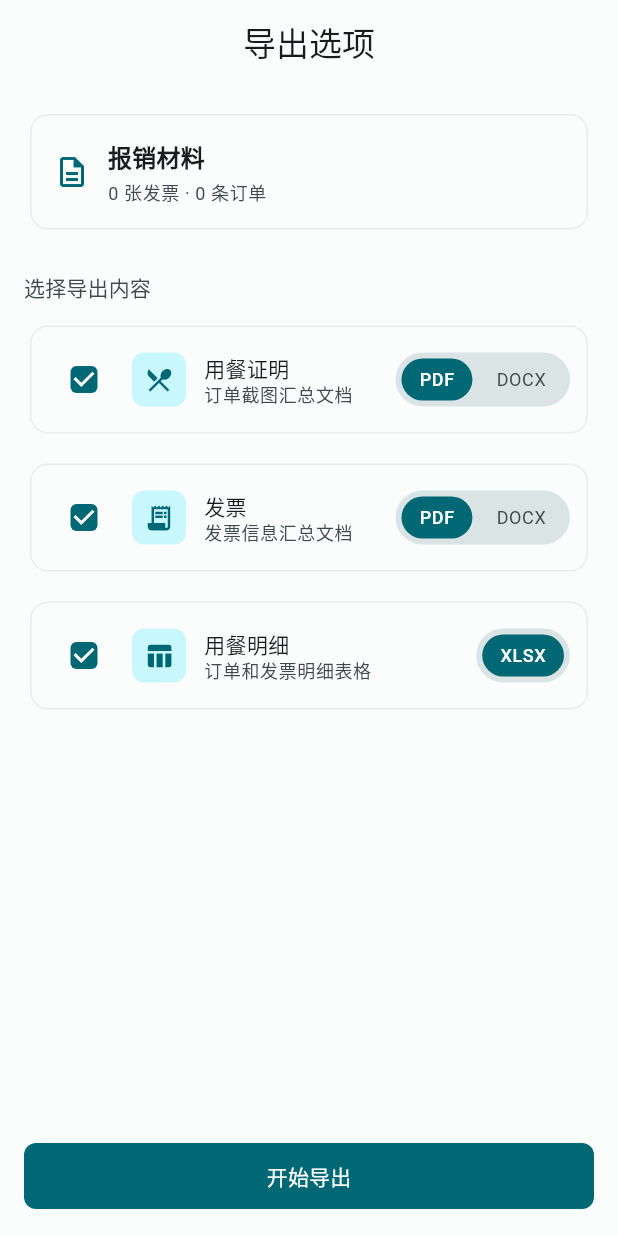
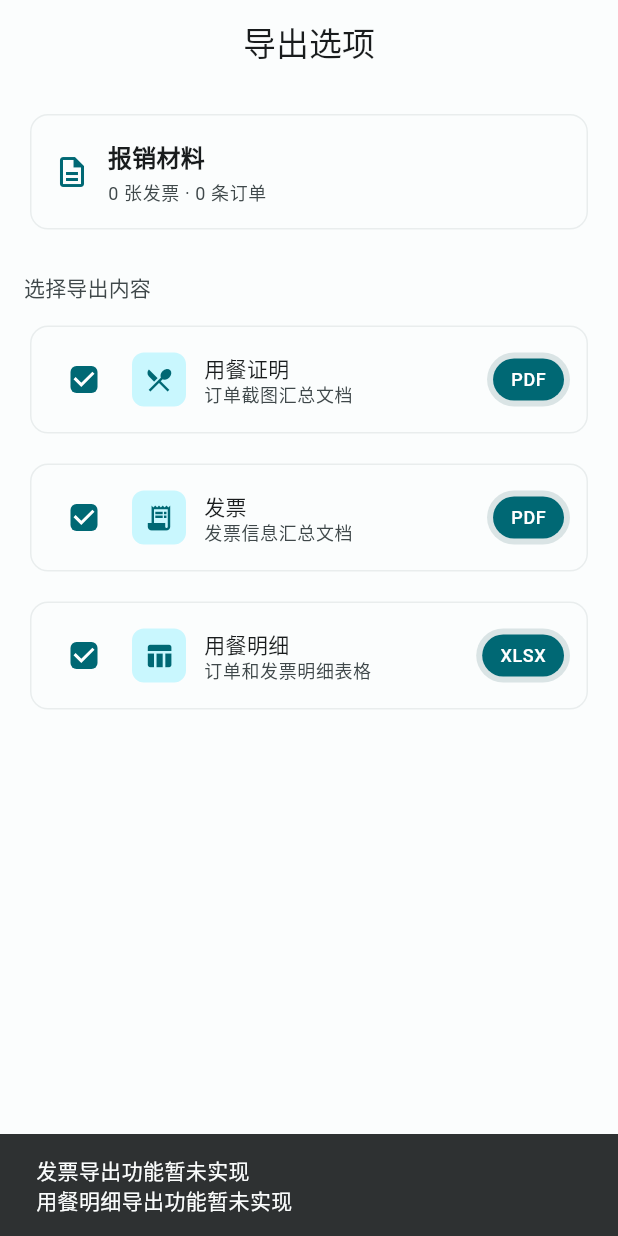
Before and after one commit to AccAutomaton/ReceiptTamer, a Flutter app: the ExportOptionsScreen screen opened by its route, after a tap on "开始导出", on a phone screen of 412 x 824 dp. Run offline on Flutter 3.47's test engine with Material 3 defaults, Android fonts, the phone set to English and light mode, and no system bars; our stand-ins replace easy_refresh, file_picker, flutter_riverpod, freezed_annotation, go_router, image_picker and 3 more; missing offline and left inert: syncfusion_flutter_pdf, syncfusion_flutter_pdfviewer; accounts and stored records are empty.

Commit message:
用餐证明导出PDF

```diff
--- /dev/null
+++ b/lib/data/models/meal_proof_item.dart
@@ -0,0 +1,71 @@
+import 'package:freezed_annotation/freezed_annotation.dart';
+
+import 'invoice.dart';
+import 'order.dart';
+
+part 'meal_proof_item.freezed.dart';
+part 'meal_proof_item.g.dart';
+
+/// Meal proof item for export
+/// Represents a single meal record with associated invoice information
+@freezed
+abstract class MealProofItem with _$MealProofItem {
+  const factory MealProofItem({
+    required Order order,
+    required Invoice invoice,
+    @Default(0.0) double proratedInvoiceAmount,
+    @Default(0.0) double totalInvoiceAmount,
+    @Default(false) bool isProRated,
+  }) = _MealProofItem;
+
+  factory MealProofItem.fromJson(Map<String, dynamic> json) =>
+      _$MealProofItemFromJson(json);
+}
+
+/// Extension methods for MealProofItem
+extension MealProofItemX on MealProofItem {
+  /// Get the display string for invoice amount
+  /// Format: "xx.xx元" or "xx.xx/xx.xx元" (if prorated)
+  String get invoiceAmountDisplay {
+    if (isProRated) {
+      return '${proratedInvoiceAmount.toStringAsFixed(2)}/${totalInvoiceAmount.toStringAsFixed(2)}元';
+    }
+    return '${totalInvoiceAmount.toStringAsFixed(2)}元';
+  }
+
+  /// Get the date string for display (yyyy年MM月dd日)
+  String get dateDisplay {
+    final dateStr = order.orderDate;
+    if (dateStr == null || dateStr.isEmpty) return '-';
+    try {
+      final parts = dateStr.split('-');
+      if (parts.length >= 3) {
+        return '${parts[0]}年${parts[1]}月${parts[2]}日';
+      }
+    } catch (e) {
+      // ignore
+    }
+    return dateStr;
+  }
+
+  /// Get the meal time display string (早餐/午餐/晚餐)
+  String get mealTimeDisplay {
+    final mealTime = order.mealTime;
+    if (mealTime == null || mealTime.isEmpty) return '-';
+    switch (mealTime) {
+      case 'breakfast':
+        return '早餐';
+      case 'lunch':
+        return '午餐';
+      case 'dinner':
+        return '晚餐';
+      default:
+        return '-';
+    }
+  }
+
+  /// Get the amount display string (实付xx.xx元)
+  String get amountDisplay {
+    return '实付${order.amount.toStringAsFixed(2)}元';
+  }
+}
--- a/lib/presentation/screens/export/export_options_screen.dart
+++ b/lib/presentation/screens/export/export_options_screen.dart
@@ -1,9 +1,12 @@
-import 'dart:typed_data';
-
+import 'package:catering_receipt_recorder/data/models/invoice.dart';
+import 'package:catering_receipt_recorder/data/services/meal_proof_export_service.dart';
+import 'package:catering_receipt_recorder/presentation/providers/invoice_provider.dart';
+import 'package:catering_receipt_recorder/presentation/providers/order_provider.dart';
 import 'package:catering_receipt_recorder/presentation/widgets/common/app_button.dart';
-import 'package:file_picker/file_picker.dart';
 import 'package:flutter/material.dart';
 import 'package:flutter_riverpod/flutter_riverpod.dart';
+import 'package:path_provider/path_provider.dart';
+import 'package:share_plus/share_plus.dart';
 
 /// Export options screen - choose what to export
 class ExportOptionsScreen extends ConsumerStatefulWidget {
@@ -25,11 +28,6 @@ class _ExportOptionsScreenState extends ConsumerState<ExportOptionsScreen> {
   bool _exportMealProof = true;
   bool _exportInvoice = true;
   bool _exportMealDetails = true;
-
-  // Format selection for each type
-  ExportFormat _mealProofFormat = ExportFormat.pdf;
-  ExportFormat _invoiceFormat = ExportFormat.pdf;
-  // Meal details only supports xlsx
 
   bool _isExporting = false;
 
@@ -100,10 +98,8 @@ class _ExportOptionsScreenState extends ConsumerState<ExportOptionsScreen> {
                   subtitle: '订单截图汇总文档',
                   icon: Icons.restaurant_menu,
                   value: _exportMealProof,
-                  format: _mealProofFormat,
-                  showFormat: true,
+                  formatLabel: 'PDF',
                   onToggle: (v) => setState(() => _exportMealProof = v),
-                  onFormatChange: (f) => setState(() => _mealProofFormat = f),
                 ),
 
                 const SizedBox(height: 12),
@@ -114,10 +110,8 @@ class _ExportOptionsScreenState extends ConsumerState<ExportOptionsScreen> {
                   subtitle: '发票信息汇总文档',
                   icon: Icons.receipt_long,
                   value: _exportInvoice,
-                  format: _invoiceFormat,
-                  showFormat: true,
+                  formatLabel: 'PDF',
                   onToggle: (v) => setState(() => _exportInvoice = v),
-                  onFormatChange: (f) => setState(() => _invoiceFormat = f),
                 ),
 
                 const SizedBox(height: 12),
@@ -128,8 +122,7 @@ class _ExportOptionsScreenState extends ConsumerState<ExportOptionsScreen> {
                   subtitle: '订单和发票明细表格',
                   icon: Icons.table_chart,
                   value: _exportMealDetails,
-                  format: ExportFormat.xlsx,
-                  showFormat: false,
+                  formatLabel: 'XLSX',
                   onToggle: (v) => setState(() => _exportMealDetails = v),
                 ),
 
@@ -165,10 +158,8 @@ class _ExportOptionsScreenState extends ConsumerState<ExportOptionsScreen> {
     required String subtitle,
     required IconData icon,
     required bool value,
-    ExportFormat format = ExportFormat.pdf,
-    bool showFormat = true,
+    String formatLabel = 'XLSX',
     required ValueChanged<bool> onToggle,
-    ValueChanged<ExportFormat>? onFormatChange,
   }) {
     final theme = Theme.of(context);
     final colorScheme = theme.colorScheme;
@@ -222,9 +213,7 @@ class _ExportOptionsScreenState extends ConsumerState<ExportOptionsScreen> {
                     ],
                   ),
                 ),
-                if (value && showFormat)
-                  _buildFormatSelector(format, onFormatChange!),
-                if (value && !showFormat)
+                if (value)
                   Container(
                     padding: const EdgeInsets.all(4),
                     decoration: BoxDecoration(
@@ -238,7 +227,7 @@ class _ExportOptionsScreenState extends ConsumerState<ExportOptionsScreen> {
                         borderRadius: BorderRadius.circular(16),
                       ),
                       child: Text(
-                        'XLSX',
+                        formatLabel,
                         style: theme.textTheme.bodySmall?.copyWith(
                           color: colorScheme.onPrimary,
                           fontWeight: FontWeight.w500,
@@ -254,59 +243,6 @@ class _ExportOptionsScreenState extends ConsumerState<ExportOptionsScreen> {
     );
   }
 
-  Widget _buildFormatSelector(
-    ExportFormat currentFormat,
-    ValueChanged<ExportFormat> onChanged,
-  ) {
-    final theme = Theme.of(context);
-    final colorScheme = theme.colorScheme;
-
-    return Container(
-      padding: const EdgeInsets.all(4),
-      decoration: BoxDecoration(
-        color: colorScheme.surfaceContainerHighest,
-        borderRadius: BorderRadius.circular(20),
-      ),
-      child: Row(
-        mainAxisSize: MainAxisSize.min,
-        children: [
-          _buildFormatChip('PDF', ExportFormat.pdf, currentFormat, onChanged),
-          const SizedBox(width: 4),
-          _buildFormatChip('DOCX', ExportFormat.docx, currentFormat, onChanged),
-        ],
-      ),
-    );
-  }
-
-  Widget _buildFormatChip(
-    String label,
-    ExportFormat format,
-    ExportFormat currentFormat,
-    ValueChanged<ExportFormat> onChanged,
-  ) {
-    final theme = Theme.of(context);
-    final colorScheme = theme.colorScheme;
-    final isSelected = format == currentFormat;
-
-    return GestureDetector(
-      onTap: () => onChanged(format),
-      child: Container(
-        padding: const EdgeInsets.symmetric(horizontal: 12, vertical: 6),
-        decoration: BoxDecoration(
-          color: isSelected ? colorScheme.primary : Colors.transparent,
-          borderRadius: BorderRadius.circular(16),
-        ),
-        child: Text(
-          label,
-          style: theme.textTheme.bodySmall?.copyWith(
-            color: isSelected ? colorScheme.onPrimary : colorScheme.onSurfaceVariant,
-            fontWeight: isSelected ? FontWeight.w500 : FontWeight.normal,
-          ),
-        ),
-      ),
-    );
-  }
-
   Future<void> _handleExport() async {
     setState(() {
       _isExporting = true;
@@ -315,56 +251,79 @@ class _ExportOptionsScreenState extends ConsumerState<ExportOptionsScreen> {
     try {
       final timestamp = _formatTimestamp(DateTime.now());
       int successCount = 0;
+      List<String> errors = [];
+
+      // Get selected invoices
+      final invoices = await _getSelectedInvoices();
 
       // Export meal proof
-      if (_exportMealProof) {
-        final extension = _mealProofFormat == ExportFormat.pdf ? 'pdf' : 'docx';
-        final path = await FilePicker.platform.saveFile(
-          dialogTitle: '保存用餐证明',
-          fileName: '用餐证明_$timestamp.$extension',
-          type: FileType.custom,
-          allowedExtensions: [extension],
-          bytes: Uint8List(0),
+      if (_exportMealProof && invoices.isNotEmpty) {
+        try {
+          final fileName = '用餐证明_$timestamp.pdf';
+
+          // Prepare meal proof items
+          final items = await MealProofExportService.prepareMealProofItems(
+            invoices: invoices,
+            getOrderIdsForInvoice: (id) =>
+                ref.read(invoiceProvider.notifier).getOrderIdsForInvoice(id),
+            getOrderById: (id) =>
+                ref.read(orderProvider.notifier).getOrderById(id),
           );
-        if (path != null) {
+
+          if (items.isEmpty) {
+            errors.add('用餐证明：没有可导出的订单');
+          } else {
+            // Save to app temp directory first (avoids Android permission issues)
+            final tempDir = await getTemporaryDirectory();
+            final tempPath = '${tempDir.path}/$fileName';
+
+            await MealProofExportService.generatePdf(
+              items: items,
+              outputPath: tempPath,
+              getImagePath: (p) => p, // Image path is already absolute
+            );
+
+            // Share the file using share_plus
+            await SharePlus.instance.share(
+              ShareParams(
+                files: [XFile(tempPath)],
+                subject: fileName,
+              ),
+            );
             successCount++;
+          }
+        } catch (e) {
+          errors.add('用餐证明导出失败: $e');
         }
       }
 
-      // Export invoice
+      // Export invoice (placeholder)
       if (_exportInvoice) {
-        final extension = _invoiceFormat == ExportFormat.pdf ? 'pdf' : 'docx';
-        final path = await FilePicker.platform.saveFile(
-          dialogTitle: '保存发票',
-          fileName: '发票_$timestamp.$extension',
-          type: FileType.custom,
-          allowedExtensions: [extension],
-          bytes: Uint8List(0),
-        );
-        if (path != null) {
-          successCount++;
-        }
+        // TODO: Implement invoice export
+        errors.add('发票导出功能暂未实现');
       }
 
-      // Export meal details
+      // Export meal details (placeholder)
       if (_exportMealDetails) {
-        final path = await FilePicker.platform.saveFile(
-          dialogTitle: '保存用餐明细',
-          fileName: '用餐明细_$timestamp.xlsx',
-          type: FileType.custom,
-          allowedExtensions: ['xlsx'],
-          bytes: Uint8List(0),
-        );
-        if (path != null) {
-          successCount++;
-        }
+        // TODO: Implement meal details export
+        errors.add('用餐明细导出功能暂未实现');
       }
 
-      if (mounted && successCount > 0) {
+      if (mounted) {
+        if (successCount > 0) {
           ScaffoldMessenger.of(context).showSnackBar(
             SnackBar(content: Text('成功导出 $successCount 个文件')),
           );
           Navigator.pop(context);
+        }
+        if (errors.isNotEmpty) {
+          ScaffoldMessenger.of(context).showSnackBar(
+            SnackBar(
+              content: Text(errors.join('\n')),
+              duration: const Duration(seconds: 3),
+            ),
+          );
+        }
       }
     } catch (e) {
       if (mounted) {
@@ -381,14 +340,19 @@ class _ExportOptionsScreenState extends ConsumerState<ExportOptionsScreen> {
     }
   }
 
+  /// Get selected invoices from invoice IDs
+  Future<List<Invoice>> _getSelectedInvoices() async {
+    final invoices = <Invoice>[];
+    for (final id in widget.invoiceIds) {
+      final invoice = await ref.read(invoiceProvider.notifier).getInvoiceById(id);
+      if (invoice != null) {
+        invoices.add(invoice);
+      }
+    }
+    return invoices;
+  }
+
   String _formatTimestamp(DateTime dt) {
     return '${dt.year}${dt.month.toString().padLeft(2, '0')}${dt.day.toString().padLeft(2, '0')}_${dt.hour.toString().padLeft(2, '0')}${dt.minute.toString().padLeft(2, '0')}';
   }
 }
-
-/// Export format enum
-enum ExportFormat {
-  pdf,
-  docx,
-  xlsx,
-}
```
Also changed, not shown: lib/data/services/meal_proof_export_service.dart (added, +285 -0 lines), lib/data/models/meal_proof_item.freezed.dart (added), lib/data/models/meal_proof_item.g.dart (added). Lines whose indentation alone changed are shown as unchanged.
